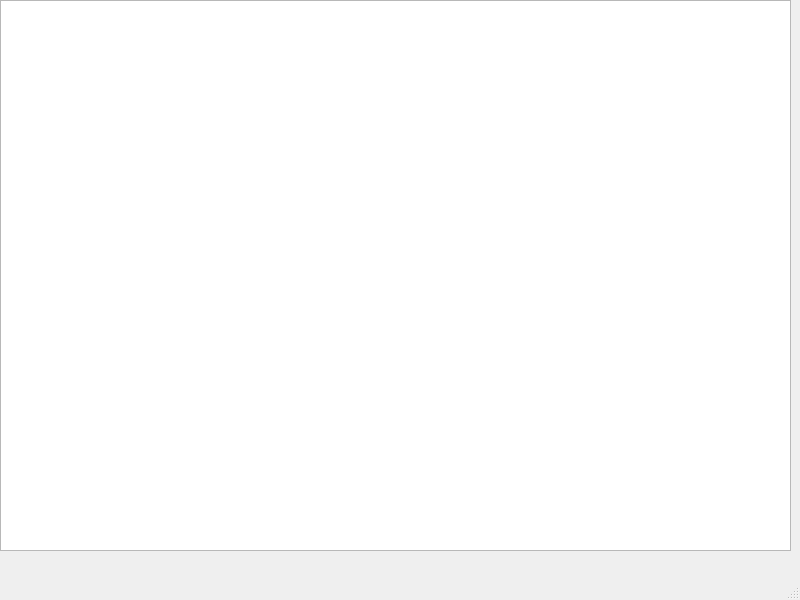
Before: the Qt Designer form UI.ui in boldirev-as/coffe-brake, drawn with Qt 5.
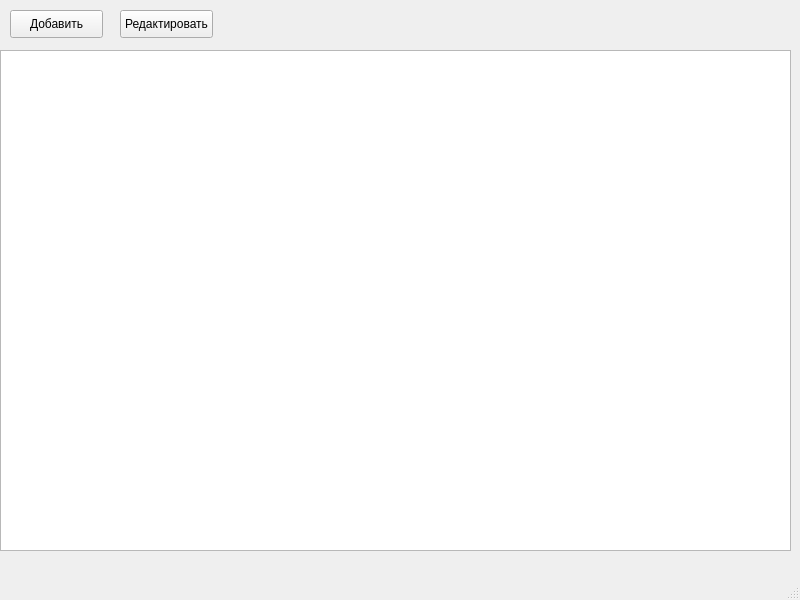
After: the same form once the commit is applied.

```diff
--- a/UI.ui
+++ b/UI.ui
@@ -18,12 +18,38 @@
     <property name="geometry">
      <rect>
       <x>0</x>
-      <y>0</y>
+      <y>50</y>
       <width>791</width>
-      <height>551</height>
+      <height>501</height>
      </rect>
     </property>
    </widget>
+   <widget class="QPushButton" name="add_btn">
+    <property name="geometry">
+     <rect>
+      <x>10</x>
+      <y>10</y>
+      <width>93</width>
+      <height>28</height>
+     </rect>
+    </property>
+    <property name="text">
+     <string>Добавить</string>
+    </property>
+   </widget>
+   <widget class="QPushButton" name="edit_btn">
+    <property name="geometry">
+     <rect>
+      <x>120</x>
+      <y>10</y>
+      <width>93</width>
+      <height>28</height>
+     </rect>
+    </property>
+    <property name="text">
+     <string>Редактировать</string>
+    </property>
+   </widget>
   </widget>
   <widget class="QMenuBar" name="menubar">
    <property name="geometry">
```
